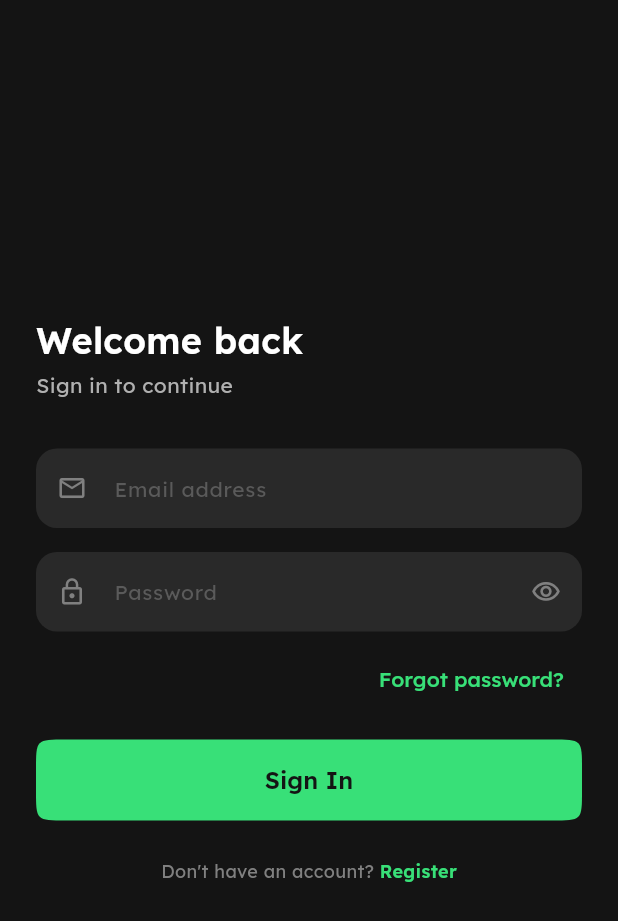
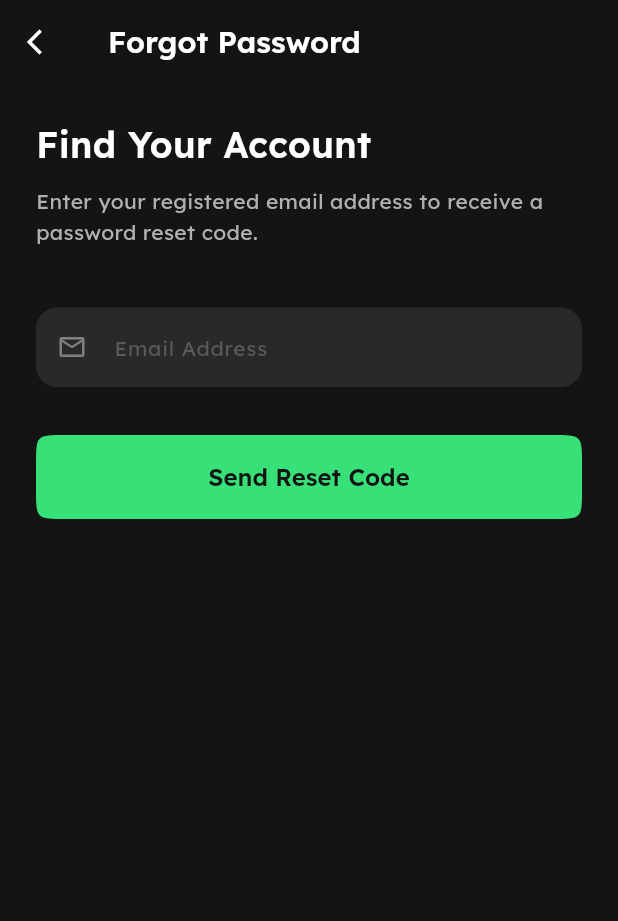
Before and after one commit to AishwarKulkarni/Sevaku_App, a Flutter app: the screen it shows after launch, after a tap on "Get Started", after a tap on "Forgot password?", on a phone screen of 412 x 824 dp. Shown: the top 921 px of the screen. Run offline on Flutter 3.47's test engine with Material 3 defaults, Android fonts, the phone set to English and light mode, and no system bars; drawn by our look-alikes of flutter_animate; our stand-ins replace device_preview, dio, firebase_core, firebase_messaging, flutter_riverpod, flutter_secure_storage and 7 more; accounts and stored records are empty; generated files the repository leaves out were written again.

Commit message:
Added Forgot Password and Dev OTP Services

```diff
--- a/lib/core/api/rest_client.dart
+++ b/lib/core/api/rest_client.dart
@@ -21,6 +21,12 @@ abstract class RestClient {
 
   @GET('/auth/me')
   Future<UserModel> getMe();
+
+  @POST('/auth/forgot-password')
+  Future<dynamic> forgotPassword(@Body() Map<String, dynamic> body);
+
+  @POST('/auth/reset-password')
+  Future<dynamic> resetPassword(@Body() Map<String, dynamic> body);
 
   // Workers
   @GET('/workers/')
--- /dev/null
+++ b/lib/features/auth/screens/forgot_password_screen.dart
@@ -0,0 +1,319 @@
+import 'package:flutter/material.dart';
+import 'package:flutter_animate/flutter_animate.dart';
+import 'package:flutter_riverpod/flutter_riverpod.dart';
+import 'package:go_router/go_router.dart';
+import 'package:sevaku/core/theme/brand_colors.dart';
+import 'package:sevaku/core/theme/text_styles.dart';
+import 'package:sevaku/core/widgets/app_button.dart';
+import 'package:sevaku/core/widgets/app_text_field.dart';
+import 'package:sevaku/features/auth/providers/auth_provider.dart';
+import 'package:dio/dio.dart';
+
+class ForgotPasswordScreen extends ConsumerStatefulWidget {
+  const ForgotPasswordScreen({super.key});
+
+  @override
+  ConsumerState<ForgotPasswordScreen> createState() =>
+      _ForgotPasswordScreenState();
+}
+
+class _ForgotPasswordScreenState extends ConsumerState<ForgotPasswordScreen> {
+  final _emailController = TextEditingController();
+  final _otpController = TextEditingController();
+  final _newPasswordController = TextEditingController();
+
+  bool _isSendingOtp = false;
+  bool _isResetting = false;
+  bool _otpSent = false;
+
+  @override
+  void dispose() {
+    _emailController.dispose();
+    _otpController.dispose();
+    _newPasswordController.dispose();
+    super.dispose();
+  }
+
+  void _sendOtp() async {
+    final email = _emailController.text.trim();
+    if (email.isEmpty) {
+      ScaffoldMessenger.of(
+        context,
+      ).showSnackBar(const SnackBar(content: Text('Please enter your email')));
+      return;
+    }
+
+    setState(() => _isSendingOtp = true);
+
+    try {
+      final authService = ref.read(authServiceProvider);
+      final devOtp = await authService.sendPasswordReset(email);
+      if (mounted) {
+        setState(() {
+          _otpSent = true;
+          _isSendingOtp = false;
+        });
+
+        ScaffoldMessenger.of(context).showSnackBar(
+          SnackBar(
+            content: Text(
+              devOtp != null
+                  ? 'OTP generated: $devOtp (Dev Mode)'
+                  : 'OTP sent to your email!',
+            ),
+            duration: const Duration(seconds: 5),
+          ),
+        );
+      }
+    } catch (e) {
+      if (mounted) {
+        setState(() => _isSendingOtp = false);
+        String msg = e.toString();
+        if (e is DioException) {
+          final data = e.response?.data;
+          if (data is Map<String, dynamic> && data.containsKey('detail')) {
+            msg = data['detail'].toString();
+          } else if (data is String) {
+            msg = data;
+          } else {
+            msg = e.response?.statusMessage ?? msg;
+          }
+        }
+        ScaffoldMessenger.of(
+          context,
+        ).showSnackBar(SnackBar(content: Text('Error: $msg')));
+      }
+    }
+  }
+
+  void _resetPassword() async {
+    final email = _emailController.text.trim();
+    final otp = _otpController.text.trim();
+    final newPassword = _newPasswordController.text.trim();
+
+    if (otp.isEmpty || newPassword.isEmpty) {
+      ScaffoldMessenger.of(
+        context,
+      ).showSnackBar(const SnackBar(content: Text('Please fill all fields')));
+      return;
+    }
+
+    if (newPassword.length < 6) {
+      ScaffoldMessenger.of(context).showSnackBar(
+        const SnackBar(content: Text('Password must be at least 6 characters')),
+      );
+      return;
+    }
+
+    setState(() => _isResetting = true);
+
+    try {
+      final authService = ref.read(authServiceProvider);
+      await authService.resetPassword(email, otp, newPassword);
+      if (mounted) {
+        setState(() => _isResetting = false);
+        _showSuccessDialog();
+      }
+    } catch (e) {
+      if (mounted) {
+        setState(() => _isResetting = false);
+        String msg = e.toString();
+        if (e is DioException) {
+          final data = e.response?.data;
+          if (data is Map<String, dynamic> && data.containsKey('detail')) {
+            msg = data['detail'].toString();
+          } else if (data is String) {
+            msg = data;
+          } else {
+            msg = e.response?.statusMessage ?? msg;
+          }
+        }
+        ScaffoldMessenger.of(
+          context,
+        ).showSnackBar(SnackBar(content: Text('Error: $msg')));
+      }
+    }
+  }
+
+  void _showSuccessDialog() {
+    showDialog(
+      context: context,
+      barrierDismissible: false,
+      builder: (context) => Dialog(
+        backgroundColor: BrandColors.lightGray,
+        shape: RoundedRectangleBorder(borderRadius: BorderRadius.circular(24)),
+        child: Padding(
+          padding: const EdgeInsets.all(28),
+          child: Column(
+            mainAxisSize: MainAxisSize.min,
+            children: [
+              Container(
+                width: 72,
+                height: 72,
+                decoration: BoxDecoration(
+                  color: BrandColors.primaryGreen.withValues(alpha: 0.15),
+                  shape: BoxShape.circle,
+                ),
+                child: const Icon(
+                  Icons.check_rounded,
+                  color: BrandColors.primaryGreen,
+                  size: 40,
+                ),
+              ).animate().scale(duration: 400.ms, curve: Curves.elasticOut),
+              const SizedBox(height: 20),
+              Text('Success!', style: AppTextStyles.headingMedium),
+              const SizedBox(height: 8),
+              Text(
+                'Your password has been reset successfully. You can now login with your new password.',
+                style: AppTextStyles.bodySmall.copyWith(
+                  color: BrandColors.textSecondary,
+                ),
+                textAlign: TextAlign.center,
+              ),
+              const SizedBox(height: 24),
+              AppButton(
+                onTap: () {
+                  Navigator.pop(context); // close dialog
+                  context.pop(); // go back to login
+                },
+                width: double.infinity,
+                height: 48,
+                child: const Text(
+                  'Back to Login',
+                  style: TextStyle(
+                    fontFamily: 'Lexend',
+                    fontSize: 14,
+                    fontWeight: FontWeight.w600,
+                  ),
+                ),
+              ),
+            ],
+          ),
+        ),
+      ),
+    );
+  }
+
+  @override
+  Widget build(BuildContext context) {
+    return Scaffold(
+      backgroundColor: BrandColors.shadeBlack,
+      appBar: AppBar(
+        backgroundColor: BrandColors.shadeBlack,
+        title: const Text('Forgot Password'),
+        leading: IconButton(
+          onPressed: () => context.pop(),
+          icon: const Icon(Icons.arrow_back_ios, size: 20),
+        ),
+      ),
+      body: SafeArea(
+        child: SingleChildScrollView(
+          padding: const EdgeInsets.all(24.0),
+          child: Column(
+            crossAxisAlignment: CrossAxisAlignment.start,
+            children: [
+              Text(
+                _otpSent ? 'Reset Password' : 'Find Your Account',
+                style: AppTextStyles.headingLarge,
+              ).animate().fadeIn(delay: 100.ms).slideY(begin: 0.1),
+
+              const SizedBox(height: 12),
+
+              Text(
+                _otpSent
+                    ? 'Enter the 6-digit code sent to your email and choose a new password.'
+                    : 'Enter your registered email address to receive a password reset code.',
+                style: AppTextStyles.bodyMedium.copyWith(
+                  color: BrandColors.textSecondary,
+                ),
+              ).animate().fadeIn(delay: 200.ms).slideY(begin: 0.1),
+
+              const SizedBox(height: 40),
+
+              AppTextField(
+                controller: _emailController,
+                hintText: 'Email Address',
+                prefixIcon: Icons.email_outlined,
+                keyboardType: TextInputType.emailAddress,
+                readOnly: _otpSent,
+              ).animate().fadeIn(delay: 300.ms).slideY(begin: 0.1),
+
+              if (!_otpSent) ...[
+                const SizedBox(height: 32),
+                AppButton(
+                  onTap: _sendOtp,
+                  isLoading: _isSendingOtp,
+                  width: double.infinity,
+                  height: 56,
+                  child: const Text(
+                    'Send Reset Code',
+                    style: TextStyle(
+                      fontFamily: 'Lexend',
+                      fontSize: 16,
+                      fontWeight: FontWeight.w600,
+                    ),
+                  ),
+                ).animate().fadeIn(delay: 400.ms).slideY(begin: 0.1),
+              ] else ...[
+                const SizedBox(height: 20),
+
+                AppTextField(
+                  controller: _otpController,
+                  hintText: '6-digit OTP Code',
+                  prefixIcon: Icons.password_rounded,
+                  keyboardType: TextInputType.number,
+                ).animate().fadeIn(delay: 300.ms).slideY(begin: 0.1),
+
+                const SizedBox(height: 20),
+
+                AppTextField(
+                  controller: _newPasswordController,
+                  hintText: 'New Password',
+                  prefixIcon: Icons.lock_outline_rounded,
+                  obscureText: true,
+                ).animate().fadeIn(delay: 400.ms).slideY(begin: 0.1),
+
+                const SizedBox(height: 32),
+
+                AppButton(
+                  onTap: _resetPassword,
+                  isLoading: _isResetting,
+                  width: double.infinity,
+                  height: 56,
+                  child: const Text(
+                    'Reset Password',
+                    style: TextStyle(
+                      fontFamily: 'Lexend',
+                      fontSize: 16,
+                      fontWeight: FontWeight.w600,
+                    ),
+                  ),
+                ).animate().fadeIn(delay: 500.ms).slideY(begin: 0.1),
+
+                const SizedBox(height: 20),
+
+                Center(
+                  child: TextButton(
+                    onPressed: () {
+                      setState(() {
+                        _otpSent = false;
+                        _otpController.clear();
+                        _newPasswordController.clear();
+                      });
+                    },
+                    child: Text(
+                      'Use a different email',
+                      style: AppTextStyles.bodyMedium.copyWith(
+                        color: BrandColors.primaryGreen,
+                      ),
+                    ),
+                  ),
+                ).animate().fadeIn(delay: 600.ms),
+              ],
+            ],
+          ),
+        ),
+      ),
+    );
+  }
+}
--- a/lib/features/auth/screens/login_screen.dart
+++ b/lib/features/auth/screens/login_screen.dart
@@ -122,7 +122,7 @@ class _LoginScreenState extends ConsumerState<LoginScreen> {
                 Align(
                   alignment: Alignment.centerRight,
                   child: TextButton(
-                    onPressed: () {},
+                    onPressed: () => context.push('/forgot-password'),
                     child: const Text('Forgot password?'),
                   ),
                 ),
--- a/lib/router/app_router.dart
+++ b/lib/router/app_router.dart
@@ -3,6 +3,7 @@ import 'package:go_router/go_router.dart';
 import 'package:sevaku/features/auth/screens/get_started_screen.dart';
 import 'package:sevaku/features/auth/screens/login_screen.dart';
 import 'package:sevaku/features/auth/screens/register_screen.dart';
+import 'package:sevaku/features/auth/screens/forgot_password_screen.dart';
 import 'package:sevaku/features/home/screens/customer_home_screen.dart';
 import 'package:sevaku/features/bookings/screens/bookings_list_screen.dart';
 import 'package:sevaku/features/bookings/screens/booking_flow_screen.dart';
@@ -55,7 +56,8 @@ final routerProvider = Provider<GoRouter>((ref) {
       final isInit = authState.status == AuthStatus.initial;
       final isGoingToAuth = state.uri.path == '/' ||
           state.uri.path == '/login' ||
-          state.uri.path == '/register';
+          state.uri.path == '/register' ||
+          state.uri.path == '/forgot-password';
 
       if (isInit) return null;
 
@@ -84,6 +86,10 @@ final routerProvider = Provider<GoRouter>((ref) {
     GoRoute(
       path: '/register',
       builder: (context, state) => const RegisterScreen(),
+    ),
+    GoRoute(
+      path: '/forgot-password',
+      builder: (context, state) => const ForgotPasswordScreen(),
     ),
 
     // Customer Shell
--- a/lib/services/auth_service.dart
+++ b/lib/services/auth_service.dart
@@ -65,9 +65,19 @@ class AuthService {
     } catch (_) {}
   }
 
-  // Password reset (Not implemented in backend yet)
-  Future<void> sendPasswordReset(String email) async {
-    throw UnimplementedError('Password reset not implemented in custom API yet');
+  // Password reset
+  Future<String?> sendPasswordReset(String email) async {
+    final response = await _restClient.forgotPassword({'email': email});
+    // For dev purposes we might get the OTP back in the response
+    return response['dev_otp'] as String?;
+  }
+
+  Future<void> resetPassword(String email, String otp, String newPassword) async {
+    await _restClient.resetPassword({
+      'email': email,
+      'otp': otp,
+      'new_password': newPassword,
+    });
   }
 
   // Delete account (Needs backend endpoint, placeholder for now)
```
Also changed, not shown: lib/core/api/rest_client.g.dart.
